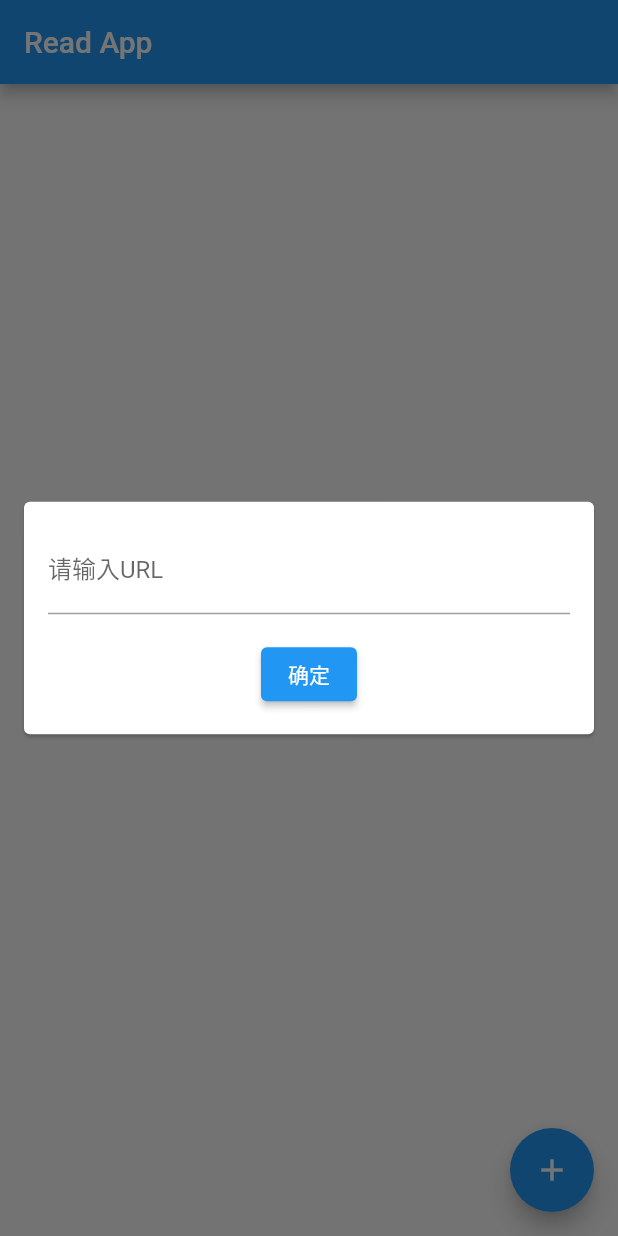
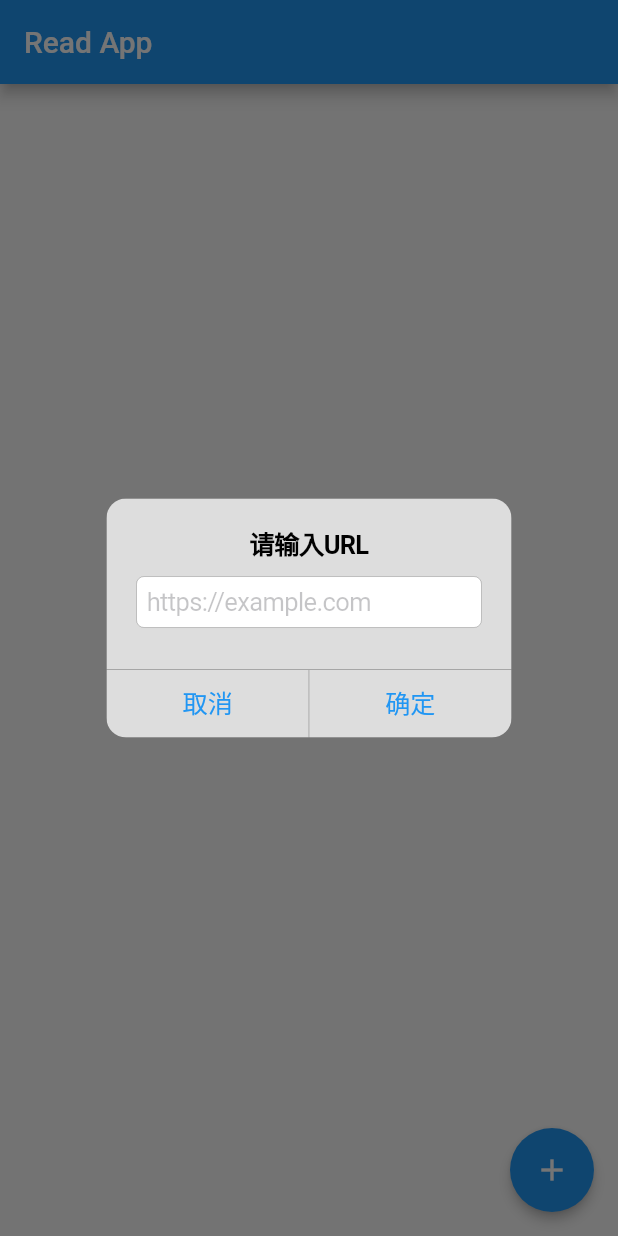
Before and after one commit to CooperHash/EukoRead, a Flutter app: the screen it shows after launch, after a tap on the "add" icon, on a phone screen of 412 x 824 dp. Run offline on Flutter 3.47's test engine with Material 2 defaults, Android fonts, the phone set to English and light mode, and no system bars; our stand-ins replace flutter_html, flutter_markdown, flutter_svg, html_unescape; missing offline and left inert: desktop_window.

Commit message:
}Add Cupertino components for delete and add actions

```diff
--- a/lib/main.dart
+++ b/lib/main.dart
@@ -6,6 +6,7 @@ import 'article.dart';
 import 'article_details.dart';
 import 'platform_channel.dart';
 import 'package:flutter_svg/flutter_svg.dart';
+import 'package:flutter/cupertino.dart';
 
 import 'package:flutter_html/flutter_html.dart';
 import 'package:flutter_html/style.dart';
@@ -85,35 +86,38 @@ class _HomePageState extends State<HomePage> {
               ? _buildImage(_articles[index].icon!)
               : null,
           title: Text(_articles[index].title),
-          trailing: IconButton(
-            icon: Icon(Icons.delete),
-            onPressed: () {
+          trailing: GestureDetector(
+            onTap: () {
               showDialog(
                 context: context,
                 builder: (context) {
-                  return AlertDialog(
+                  return CupertinoAlertDialog(
                     title: Text('确认删除该文章？'),
                     actions: [
-                      TextButton(
+                      CupertinoDialogAction(
+                        child: Text('取消'),
                         onPressed: () {
                           Navigator.pop(context); // 关闭对话框
                         },
-                        child: Text('取消'),
                       ),
-                      TextButton(
+                      CupertinoDialogAction(
+                        child: Text('确认'),
                         onPressed: () async {
                           // 调用删除方法
                           await Article.deleteArticle(_articles[index].uuid);
                           _getArticles();
                           Navigator.pop(context); // 关闭对话框
                         },
-                        child: Text('确认'),
                       ),
                     ],
                   );
                 },
               );
             },
+            child: Icon(
+              CupertinoIcons.delete,
+              color: CupertinoColors.destructiveRed,
+            ),
           ),
 
           onTap: () {
@@ -129,10 +133,28 @@ class _HomePageState extends State<HomePage> {
     );
   }
 
+  // Widget _buildFloatingActionButton(BuildContext context) {
+  //   return FloatingActionButton(
+  //     onPressed: () => _showUrlInputDialog(context),
+  //     child: Icon(Icons.add),
+  //   );
+  // }
+
   Widget _buildFloatingActionButton(BuildContext context) {
-    return FloatingActionButton(
+    return Container(
+      width: 56.0,
+      height: 56.0,
+      child: FloatingActionButton(
         onPressed: () => _showUrlInputDialog(context),
-      child: Icon(Icons.add),
+        child: Icon(
+          Icons.add,
+          color: Colors.white,
+        ),
+        backgroundColor: Colors.blue,
+        tooltip: 'Add',
+        elevation: 3.0,
+        highlightElevation: 0.0,
+      ),
     );
   }
 
@@ -158,38 +180,33 @@ class _HomePageState extends State<HomePage> {
     showDialog(
       context: context,
       builder: (BuildContext context) {
-        return Center(
-          child: Card(
-            margin: EdgeInsets.all(16.0),
-            child: Padding(
-              padding: const EdgeInsets.all(16.0),
-              child: Column(
-                mainAxisSize: MainAxisSize.min,
-                children: [
-                  TextField(
+        return CupertinoAlertDialog(
+          title: Text('请输入URL'),
+          content: Padding(
+            padding: const EdgeInsets.symmetric(vertical: 8.0),
+            child: CupertinoTextField(
               controller: _urlController,
-                    decoration: InputDecoration(
-                      labelText: '请输入URL',
-                      hintText: 'https://example.com',
+              placeholder: 'https://example.com',
             ),
           ),
-                  SizedBox(height: 16.0),
-                  ElevatedButton(
+          actions: [
+            CupertinoDialogAction(
+              child: Text('取消'),
               onPressed: () {
-                      // 处理输入逻辑
+                Navigator.pop(context); // 关闭对话框
+              },
+            ),
+            CupertinoDialogAction(
+              child: Text('确定'),
+              onPressed: () {
                 final String url = _urlController.text;
                 if (url.isNotEmpty) {
-                        // 处理URL
                   _addArticle(url);
                 }
                 Navigator.pop(context); // 关闭对话框
               },
-                    child: Text('确定'),
             ),
           ],
-              ),
-            ),
-          ),
         );
       },
     );
```
Lines whose indentation alone changed are shown as unchanged.
